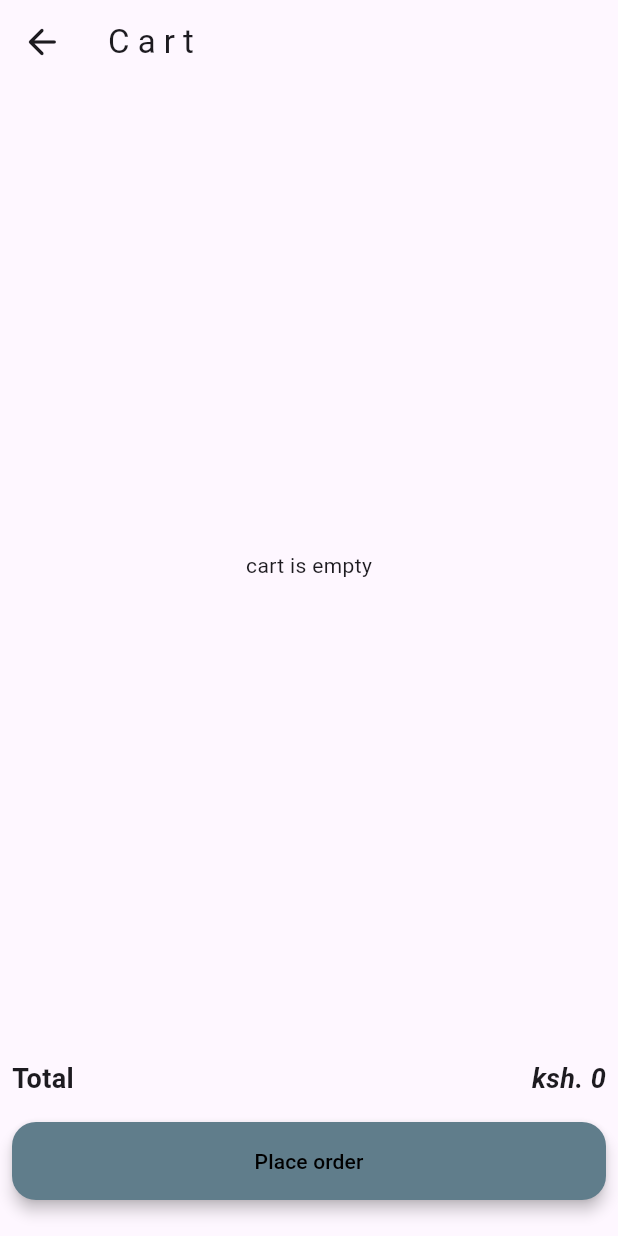
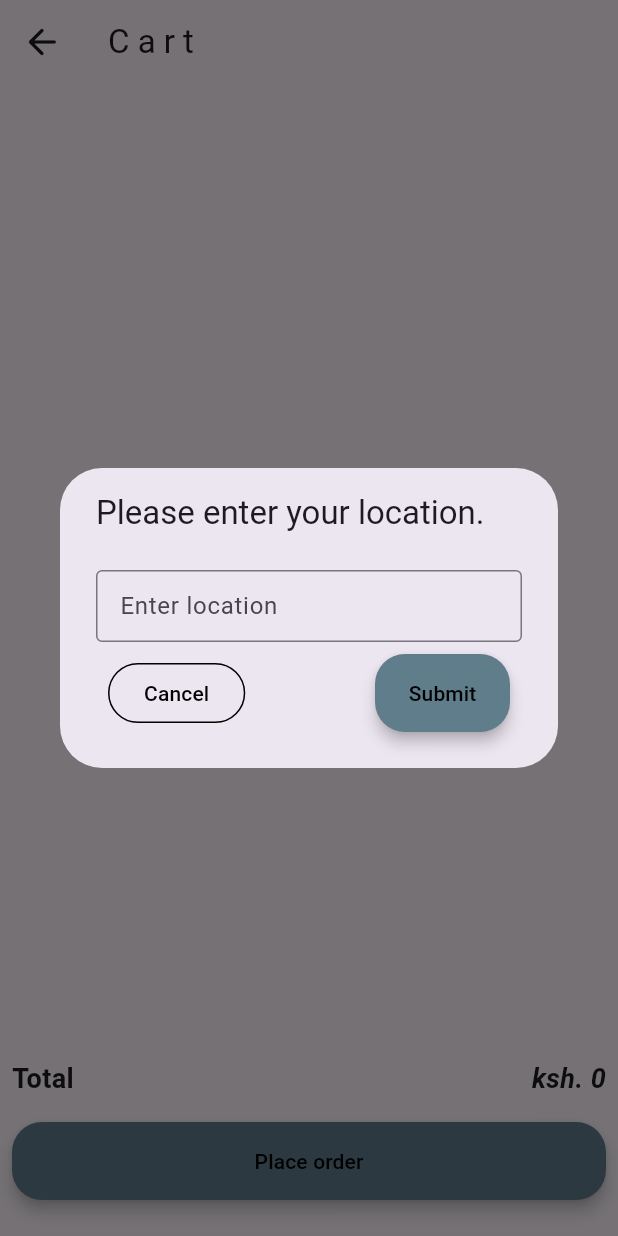
Before and after one commit to Collins-Kareri/eats, a Flutter app: the Cart screen opened directly, after a tap on "Place order", on a phone screen of 412 x 824 dp. Run offline on Flutter 3.47's test engine with Material 2 defaults, Android fonts, the phone set to English and light mode, and no system bars; our stand-ins replace badges, cloud_firestore, firebase_core; accounts and stored records are empty.

Commit message:
Add location logic to my cart.

```diff
--- a/lib/main.dart
+++ b/lib/main.dart
@@ -18,6 +18,23 @@ void main() async {
       side: MaterialStateProperty.resolveWith(
           (states) => const BorderSide(color: Colors.black)));
 
+  final ButtonStyle elevatedButtonStyle = ElevatedButton.styleFrom(
+    foregroundColor: Colors.black,
+    backgroundColor: Colors.blueGrey,
+    surfaceTintColor: Colors.blueGrey,
+    fixedSize: const Size.fromWidth(90.0),
+    shape: const RoundedRectangleBorder(
+      borderRadius: BorderRadius.all(
+        Radius.circular(20.0),
+      ),
+    ),
+    padding: const EdgeInsets.only(
+      top: 16.0,
+      bottom: 16.0,
+    ),
+    elevation: 4.0,
+  );
+
   runApp(MultiProvider(
     providers: [
       ChangeNotifierProvider(create: (_) => MyCart()),
@@ -28,6 +45,8 @@ void main() async {
       theme: ThemeData(
         primarySwatch: Colors.blueGrey,
         outlinedButtonTheme: OutlinedButtonThemeData(style: outlineButtonStyle),
+        elevatedButtonTheme:
+            ElevatedButtonThemeData(style: elevatedButtonStyle),
         indicatorColor: Colors.black,
         tabBarTheme: const TabBarTheme(
           labelColor: Colors.black,
--- a/lib/screens/mycart/order_button.dart
+++ b/lib/screens/mycart/order_button.dart
@@ -14,23 +14,57 @@ class OrderButton extends StatelessWidget {
         child: FractionallySizedBox(
           widthFactor: 1,
           child: ElevatedButton(
-            onPressed: () {},
-            style: ElevatedButton.styleFrom(
-              foregroundColor: Colors.black,
-              backgroundColor: Colors.blueGrey,
-              surfaceTintColor: Colors.blueGrey,
-              fixedSize: const Size.fromWidth(90.0),
-              shape: const RoundedRectangleBorder(
-                borderRadius: BorderRadius.all(
-                  Radius.circular(16.0),
-                ),
-              ),
-              padding: const EdgeInsets.only(
-                top: 16.0,
-                bottom: 16.0,
-              ),
-              elevation: 4.0,
-            ),
+            onPressed: () {
+              showDialog(
+                context: context,
+                builder: (context) {
+                  return SimpleDialog(
+                    titlePadding: const EdgeInsets.only(
+                      top: 16.0,
+                      bottom: 8.0,
+                      left: 24.0,
+                      right: 24.0,
+                    ),
+                    contentPadding: const EdgeInsets.only(
+                      top: 16.0,
+                      bottom: 16.0,
+                      left: 24.0,
+                      right: 24.0,
+                    ),
+                    title: const Text('Please enter your location.'),
+                    children: [
+                      Column(
+                        children: [
+                          const TextField(
+                            decoration: InputDecoration(
+                              border: OutlineInputBorder(),
+                              labelText: 'Enter location',
+                              isDense: true,
+                            ),
+                          ),
+                          Padding(
+                            padding: const EdgeInsets.all(8.0),
+                            child: Row(
+                              mainAxisAlignment: MainAxisAlignment.spaceBetween,
+                              children: [
+                                OutlinedButton(
+                                  onPressed: () {},
+                                  child: const Text('Cancel'),
+                                ),
+                                ElevatedButton(
+                                  onPressed: () {},
+                                  child: const Text('Submit'),
+                                ),
+                              ],
+                            ),
+                          ),
+                        ],
+                      ),
+                    ],
+                  );
+                },
+              );
+            },
             child: const Text(
               "Place order",
             ),
```
